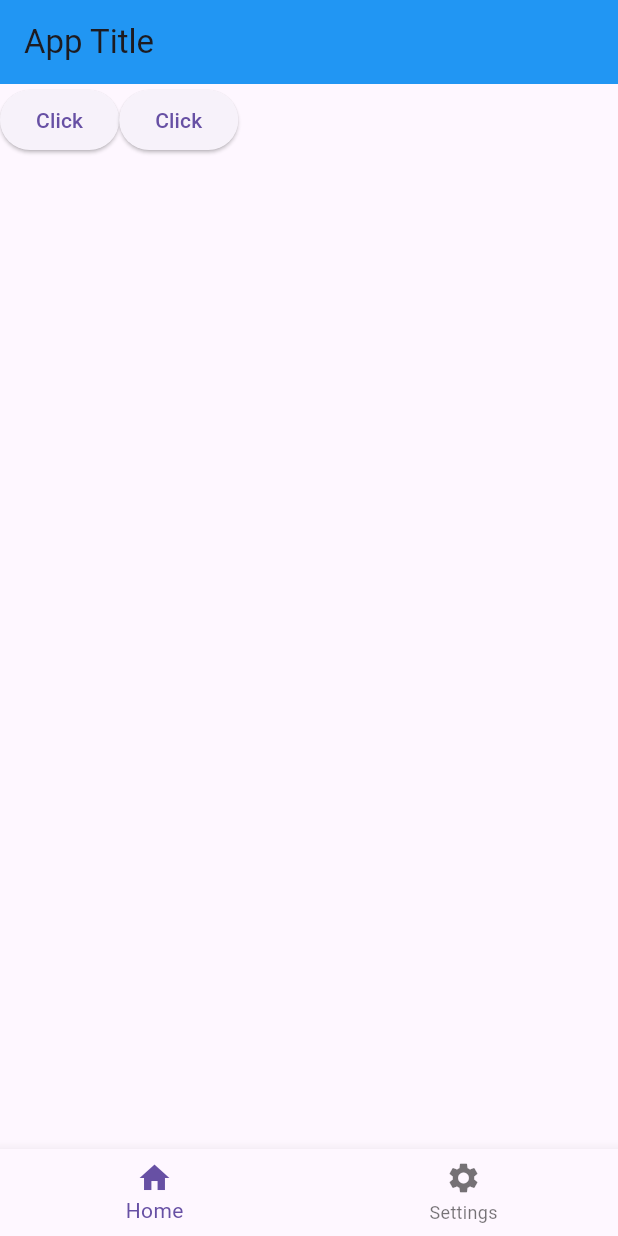
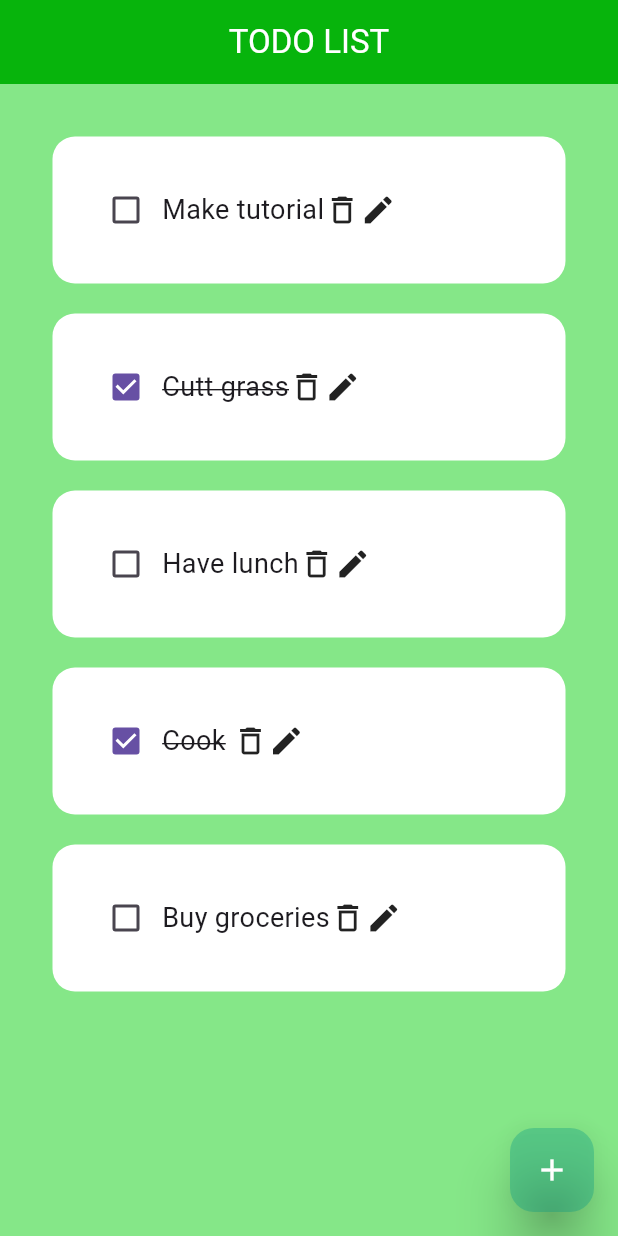
Before and after one commit to Wafula-Austin/flutter_todo, a Flutter app: the screen it shows after launch, on a phone screen of 412 x 824 dp. Run offline on Flutter 3.47's test engine with Material 3 defaults, Android fonts, the phone set to English and light mode, and no system bars.

Commit message:
First Full Commit

```diff
--- /dev/null
+++ b/lib/components/TodoTile.dart
@@ -0,0 +1,56 @@
+import "package:flutter/material.dart";
+
+// ignore: must_be_immutable
+class TodoTile extends StatefulWidget {
+  final String taskName;
+  bool taskCompleted;
+  Function(bool?)? onChanged;
+  VoidCallback deleteTask;
+  VoidCallback editTask;
+
+  TodoTile({
+    super.key,
+    required this.taskName,
+    required this.taskCompleted,
+    required this.onChanged,
+    required this.deleteTask,
+    required this.editTask,
+  });
+
+  @override
+  State<TodoTile> createState() => _TodoTileState();
+}
+
+class _TodoTileState extends State<TodoTile> {
+  @override
+  Widget build(BuildContext context) {
+    return Container(
+      padding: const EdgeInsets.all(25),
+      margin: const EdgeInsets.all(10),
+      decoration: BoxDecoration(
+        color: Colors.white,
+        borderRadius: BorderRadius.circular(15),
+      ),
+      child: Row(children: [
+        Checkbox(value: widget.taskCompleted, onChanged: widget.onChanged),
+        Text(
+          widget.taskName,
+          style: TextStyle(
+            decoration: widget.taskCompleted
+                ? TextDecoration.lineThrough
+                : TextDecoration.none,
+            fontSize: 18,
+          ),
+        ),
+        GestureDetector(
+          onTap: widget.deleteTask,
+          child: const Icon(Icons.delete_outline_outlined),
+        ),
+        GestureDetector(
+          onTap: widget.editTask,
+          child: const Icon(Icons.edit),
+        )
+      ]),
+    );
+  }
+}
--- a/lib/main.dart
+++ b/lib/main.dart
@@ -1,3 +1,4 @@
+import "package:first_app/pages/Home.dart";
 import "package:flutter/material.dart";
 
 void main() {
@@ -12,64 +13,11 @@ class MyApp extends StatefulWidget {
 }
 
 class _MyAppState extends State<MyApp> {
-  String buttonName = "Click";
-  int currentIndex = 0;
-
   @override
   Widget build(BuildContext context) {
     return MaterialApp(
       debugShowCheckedModeBanner: false,
-      home: Scaffold(
-        appBar: AppBar(
-          title: const Text("App Title"),
-          backgroundColor: Colors.blue,
-        ),
-        body: Center(
-          child: SizedBox(
-            width: double.infinity,
-            /* take maximum width of screen */
-            height: double.infinity,
-            child: Row(
-              mainAxisAlignment: MainAxisAlignment.start,
-              crossAxisAlignment: CrossAxisAlignment.start,
-              children: [
-                ElevatedButton(
-                    onPressed: () {
-                      setState(() {
-                        buttonName = "Clicked";
-                      });
-                    },
-                    child: Text(buttonName)),
-                ElevatedButton(
-                    onPressed: () {
-                      setState(() {
-                        buttonName = "Clicked";
-                      });
-                    },
-                    child: Text(buttonName)),
-              ],
-            ),
-          ),
-        ),
-        bottomNavigationBar: BottomNavigationBar(
-          items: const [
-            BottomNavigationBarItem(
-              icon: Icon(Icons.home),
-              label: "Home",
-            ),
-            BottomNavigationBarItem(
-              icon: Icon(Icons.settings),
-              label: "Settings",
-            ),
-          ],
-          currentIndex: currentIndex,
-          onTap: (int index) {
-            setState(() {
-              currentIndex = index;
-            });
-          },
-        ),
-      ),
+      home: Home(),
     );
   }
 }
--- /dev/null
+++ b/lib/pages/Home.dart
@@ -0,0 +1,123 @@
+import "package:first_app/components/DialogBox.dart";
+import "package:first_app/components/EditDialog.dart";
+import "package:first_app/components/TodoTile.dart";
+import "package:flutter/material.dart";
+import "package:flutter/widgets.dart";
+
+class Home extends StatefulWidget {
+  const Home({super.key});
+
+  @override
+  State<Home> createState() => _HomeState();
+}
+
+class _HomeState extends State<Home> {
+  final myController = TextEditingController();
+  final editTaskController = TextEditingController();
+
+  List todoList = [
+    ["Make tutorial", false],
+    ["Cutt grass", true],
+    ["Have lunch", false],
+    ["Cook ", true],
+    ["Buy groceries", false]
+  ];
+
+  void checkBoxChanged(bool? value, int index) {
+    setState(() {
+      todoList[index][1] = !todoList[index][1];
+    });
+  }
+
+  void saveNewTask() {
+    setState(() {
+      todoList.add([myController.text, false]);
+      myController.clear();
+      Navigator.of(context).pop();
+    });
+  }
+
+  void createNewTask() {
+    showDialog(
+      context: context,
+      builder: (context) {
+        return DialogBox(
+          textController: myController,
+          onCancel: () => Navigator.of(context).pop(),
+          onSave: saveNewTask,
+        );
+      },
+    );
+  }
+
+  void saveEditedTask(int index) {
+    setState(() {
+      todoList[index][0] = editTaskController.text;
+      Navigator.of(context).pop();
+      editTaskController.clear();
+    });
+  }
+
+  void editTask(ind) {
+    showDialog(
+        context: context,
+        builder: (context) {
+          return EditDialog(
+            editController: editTaskController,
+            onCancel: () => Navigator.of(context).pop(),
+            onEdit: () {
+              saveEditedTask(ind);
+            },
+          );
+        });
+  }
+
+  void removeTask(int index) {
+    setState(() {
+      todoList.removeAt(index);
+    });
+  }
+
+  @override
+  Widget build(BuildContext context) {
+    return Scaffold(
+      backgroundColor: const Color.fromARGB(255, 133, 231, 136),
+      appBar: AppBar(
+        title: const Center(
+          child: Text(
+            "TODO LIST",
+            style: TextStyle(
+              color: Colors.white,
+            ),
+          ),
+        ),
+        backgroundColor: const Color.fromARGB(255, 7, 180, 12),
+      ),
+      floatingActionButton: FloatingActionButton(
+        backgroundColor: const Color.fromARGB(82, 0, 150, 135),
+        elevation: 15,
+        onPressed: createNewTask,
+        child: const Icon(
+          Icons.add,
+          color: Colors.white,
+        ),
+      ),
+      body: ListView.builder(
+        padding: const EdgeInsets.all(25),
+        itemCount: todoList.length,
+        itemBuilder: (context, index) {
+          return TodoTile(
+              editTask: () {
+                editTask(index);
+              },
+              deleteTask: () {
+                removeTask(index);
+              },
+              taskName: todoList[index][0],
+              taskCompleted: todoList[index][1],
+              onChanged: (value) => checkBoxChanged(value, index));
+        },
+      ),
+    );
+  }
+}
```
Also changed, not shown: lib/components/Button.dart (added, +24 -0 lines), lib/components/DialogBox.dart (added, +57 -0 lines), lib/components/EditDialog.dart (added, +57 -0 lines), pubspec.yaml (+5 -6 lines), pubspec.lock, 1 other file.
